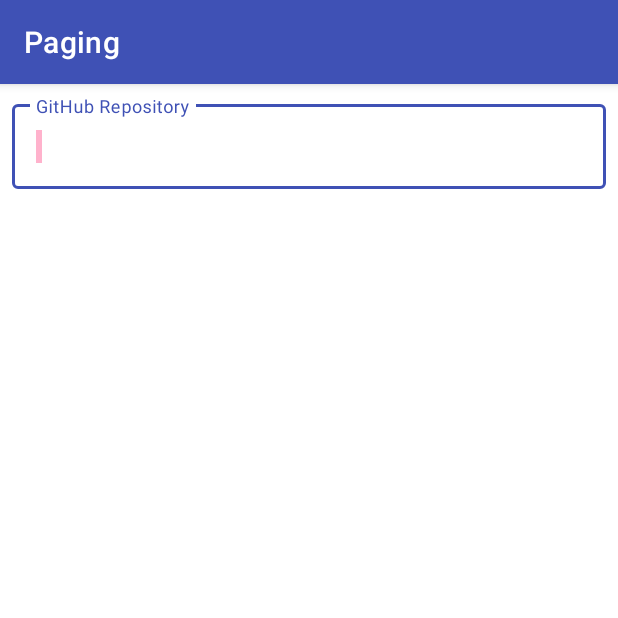
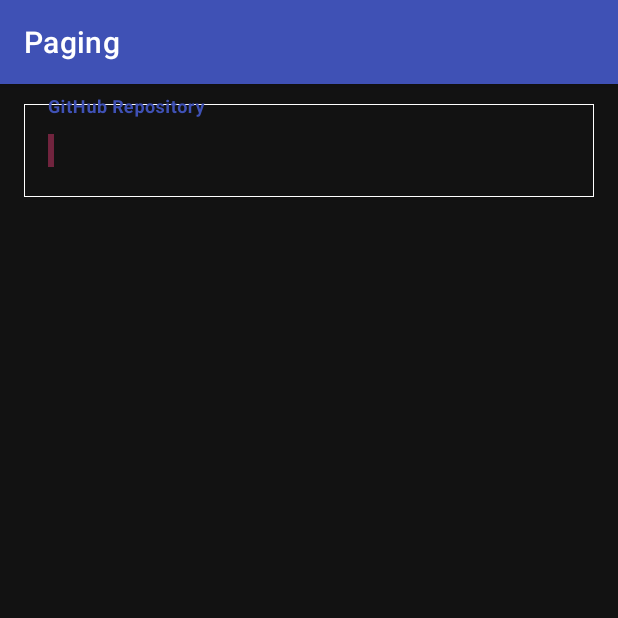
Before and after one commit to Hamzahassan1-h/GithubRepositoryProject, an Android app: the screen it shows after launch (SearchRepositoriesActivity), on a phone screen of 412 x 824 dp, the top half of it. Run offline under Robolectric (Android 15) with nearby library versions, the phone set to English and light mode, and no system bars; our stand-ins replace Dagger/Hilt's generated code, Room's generated code, paging; 3 statements that could not run were skipped.

Commit message:
Initial commit

```diff
--- /dev/null
+++ b/app/src/main/res/drawable/border.xml
@@ -0,0 +1,7 @@
+<?xml version="1.0" encoding="utf-8"?>
+<shape xmlns:android="http://schemas.android.com/apk/res/android">
+    <solid android:color="@android:color/transparent" />
+    <stroke
+        android:width="0.5dp"
+        android:color="#FFFFFF" /> <!-- White border color -->
+</shape>
--- a/app/src/main/res/layout/activity_search_repositories.xml
+++ b/app/src/main/res/layout/activity_search_repositories.xml
@@ -21,6 +21,7 @@
     xmlns:tools="http://schemas.android.com/tools"
     android:layout_width="match_parent"
     android:layout_height="match_parent"
+    android:background="#121212"
     tools:context=".ui.SearchRepositoriesActivity">
     <com.google.android.material.textfield.TextInputLayout
         android:id="@+id/input_layout"
@@ -31,19 +32,30 @@
         android:layout_marginTop="8dp"
         android:layout_marginLeft="8dp"
         android:layout_marginRight="8dp"
+        android:textColorHint="#B3B3B3"
         style="@style/Widget.MaterialComponents.TextInputLayout.OutlinedBox"
         app:layout_constraintEnd_toEndOf="parent"
         app:layout_constraintStart_toStartOf="parent"
         app:layout_constraintTop_toTopOf="parent">
+
         <EditText
             android:id="@+id/search_repo"
             android:layout_width="match_parent"
             android:layout_height="wrap_content"
+            android:layout_marginStart="8dp"
+            android:layout_marginTop="8dp"
+            android:layout_marginEnd="8dp"
+            android:background="@drawable/border"
+            android:drawablePadding="8dp"
             android:hint="@string/search_hint"
             android:imeOptions="actionSearch"
             android:inputType="textNoSuggestions"
+            android:padding="20dp"
             android:selectAllOnFocus="true"
-            tools:text="Android"/>
+            android:textColor="#B3B3B3"
+            android:textColorHint="#B3B3B3"
+            android:textStyle="bold"
+            tools:text="Android" />
     </com.google.android.material.textfield.TextInputLayout>
 
     <androidx.recyclerview.widget.RecyclerView
@@ -86,6 +98,7 @@
         android:gravity="center"
         android:text="@string/no_results"
         android:textSize="@dimen/repo_name_size"
+        android:textColor="#B3B3B3"
         android:visibility="gone"
         app:layout_constraintBottom_toBottomOf="parent"
         app:layout_constraintEnd_toEndOf="parent"
--- a/app/src/main/res/layout/repo_view_item.xml
+++ b/app/src/main/res/layout/repo_view_item.xml
@@ -42,7 +42,7 @@
         android:layout_height="wrap_content"
         android:maxLines="10"
         android:paddingVertical="@dimen/row_item_margin_vertical"
-        android:textColor="?android:textColorPrimary"
+        android:textColor="#FFFF00"
         android:textSize="@dimen/repo_description_size"
         app:layout_constraintEnd_toEndOf="parent"
         app:layout_constraintStart_toStartOf="parent"
@@ -58,6 +58,7 @@
         android:paddingVertical="@dimen/row_item_margin_vertical"
         android:text="@string/language"
         android:textSize="@dimen/repo_description_size"
+        android:textColor="#2596be"
         app:layout_constraintStart_toStartOf="parent"
         app:layout_constraintTop_toBottomOf="@+id/repo_description"
         tools:ignore="RtlCompat"/>
@@ -68,6 +69,7 @@
         android:layout_marginVertical="@dimen/row_item_margin_vertical"
         android:layout_height="wrap_content"
         android:src="@drawable/ic_star"
+        android:background="#FFFF00"
         app:layout_constraintEnd_toStartOf="@+id/repo_stars"
         app:layout_constraintBottom_toBottomOf="@+id/repo_stars"
         app:layout_constraintTop_toTopOf="@+id/repo_stars"
@@ -79,6 +81,7 @@
         android:layout_height="wrap_content"
         android:paddingVertical="@dimen/row_item_margin_vertical"
         android:textSize="@dimen/repo_description_size"
+        android:background="#FFFF00"
         app:layout_constraintEnd_toStartOf="@id/forks"
         app:layout_constraintBaseline_toBaselineOf="@+id/repo_forks"
         tools:text="30"/>
@@ -89,6 +92,7 @@
         android:layout_height="wrap_content"
         android:layout_marginVertical="@dimen/row_item_margin_vertical"
         android:src="@drawable/ic_git_branch"
+        android:background="#2596be"
         app:layout_constraintEnd_toStartOf="@+id/repo_forks"
         app:layout_constraintBottom_toBottomOf="@+id/repo_forks"
         app:layout_constraintTop_toTopOf="@+id/repo_forks"
```
